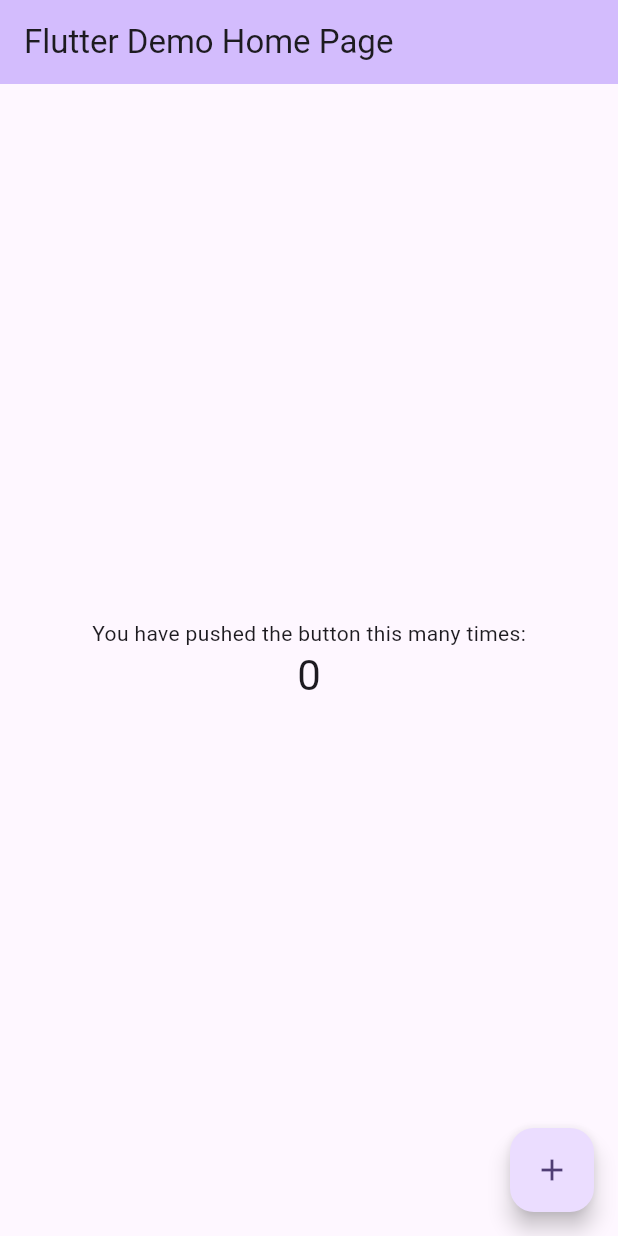
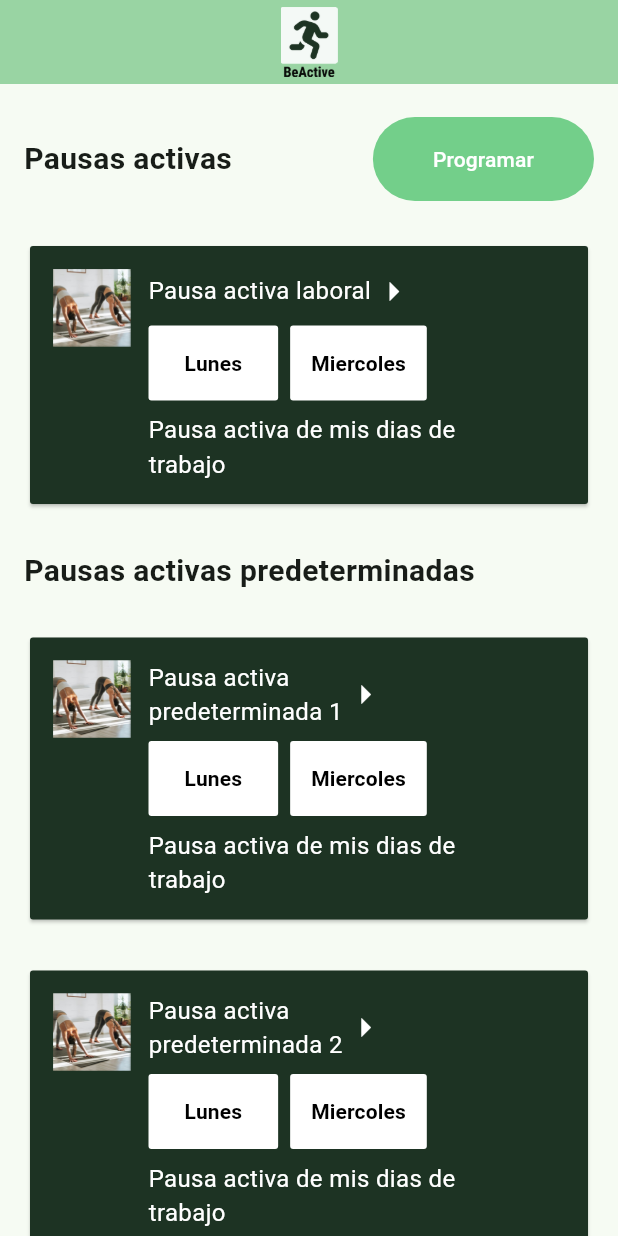
Before and after one commit to JuanDaCalderon/be_active_mobile, a Flutter app: the screen it shows after launch, on a phone screen of 412 x 824 dp. Run offline on Flutter 3.47's test engine with Material 3 defaults, Android fonts, the phone set to English and light mode, and no system bars.

Commit message:
Flutter app v01

```diff
--- a/lib/main.dart
+++ b/lib/main.dart
@@ -1,3 +1,7 @@
+import 'package:be_active_mobile/screens/crear_pausa.dart';
+import 'package:be_active_mobile/screens/home.dart';
+import 'package:be_active_mobile/screens/programar_pausa_1.dart';
+import 'package:be_active_mobile/screens/programar_pausa_predeterminada.dart';
 import 'package:flutter/material.dart';
 
 void main() {
@@ -11,115 +15,18 @@
   @override
   Widget build(BuildContext context) {
     return MaterialApp(
-      title: 'Flutter Demo',
+      debugShowCheckedModeBanner: false,
+      title: 'BeActive',
       theme: ThemeData(
-        // This is the theme of your application.
-        //
-        // TRY THIS: Try running your application with "flutter run". You'll see
-        // the application has a purple toolbar. Then, without quitting the app,
-        // try changing the seedColor in the colorScheme below to Colors.green
-        // and then invoke "hot reload" (save your changes or press the "hot
-        // reload" button in a Flutter-supported IDE, or press "r" if you used
-        // the command line to start the app).
-        //
-        // Notice that the counter didn't reset back to zero; the application
-        // state is not lost during the reload. To reset the state, use hot
-        // restart instead.
-        //
-        // This works for code too, not just values: Most code changes can be
-        // tested with just a hot reload.
-        colorScheme: ColorScheme.fromSeed(seedColor: Colors.deepPurple),
+        colorScheme: ColorScheme.fromSeed(seedColor: const Color(0XFF73CF8A)),
         useMaterial3: true,
       ),
-      home: const MyHomePage(title: 'Flutter Demo Home Page'),
+      routes: {
+        '/': (context) => const HomeScreen(),
+        '/programar1': (context) => const ProgramarPausa1(),
+        '/programar_predeterminada': (context) => const ProgramarPausaPredeterminada(),
+        '/crear_pausa': (context) => const CrearPausa(),
+      },
     );
   }
 }
-
-class MyHomePage extends StatefulWidget {
-  const MyHomePage({super.key, required this.title});
-
-  // This widget is the home page of your application. It is stateful, meaning
-  // that it has a State object (defined below) that contains fields that affect
-  // how it looks.
-
-  // This class is the configuration for the state. It holds the values (in this
-  // case the title) provided by the parent (in this case the App widget) and
-  // used by the build method of the State. Fields in a Widget subclass are
-  // always marked "final".
-
-  final String title;
-
-  @override
-  State<MyHomePage> createState() => _MyHomePageState();
-}
-
-class _MyHomePageState extends State<MyHomePage> {
-  int _counter = 0;
-
-  void _incrementCounter() {
-    setState(() {
-      // This call to setState tells the Flutter framework that something has
-      // changed in this State, which causes it to rerun the build method below
-      // so that the display can reflect the updated values. If we changed
-      // _counter without calling setState(), then the build method would not be
-      // called again, and so nothing would appear to happen.
-      _counter++;
-    });
-  }
-
-  @override
-  Widget build(BuildContext context) {
-    // This method is rerun every time setState is called, for instance as done
-    // by the _incrementCounter method above.
-    //
-    // The Flutter framework has been optimized to make rerunning build methods
-    // fast, so that you can just rebuild anything that needs updating rather
-    // than having to individually change instances of widgets.
-    return Scaffold(
-      appBar: AppBar(
-        // TRY THIS: Try changing the color here to a specific color (to
-        // Colors.amber, perhaps?) and trigger a hot reload to see the AppBar
-        // change color while the other colors stay the same.
-        backgroundColor: Theme.of(context).colorScheme.inversePrimary,
-        // Here we take the value from the MyHomePage object that was created by
-        // the App.build method, and use it to set our appbar title.
-        title: Text(widget.title),
-      ),
-      body: Center(
-        // Center is a layout widget. It takes a single child and positions it
-        // in the middle of the parent.
-        child: Column(
-          // Column is also a layout widget. It takes a list of children and
-          // arranges them vertically. By default, it sizes itself to fit its
-          // children horizontally, and tries to be as tall as its parent.
-          //
-          // Column has various properties to control how it sizes itself and
-          // how it positions its children. Here we use mainAxisAlignment to
-          // center the children vertically; the main axis here is the vertical
-          // axis because Columns are vertical (the cross axis would be
-          // horizontal).
-          //
-          // TRY THIS: Invoke "debug painting" (choose the "Toggle Debug Paint"
-          // action in the IDE, or press "p" in the console), to see the
-          // wireframe for each widget.
-          mainAxisAlignment: MainAxisAlignment.center,
-          children: <Widget>[
-            const Text(
-              'You have pushed the button this many times:',
-            ),
-            Text(
-              '$_counter',
-              style: Theme.of(context).textTheme.headlineMedium,
-            ),
-          ],
-        ),
-      ),
-      floatingActionButton: FloatingActionButton(
-        onPressed: _incrementCounter,
-        tooltip: 'Increment',
-        child: const Icon(Icons.add),
-      ), // This trailing comma makes auto-formatting nicer for build methods.
-    );
-  }
-}
--- /dev/null
+++ b/lib/screens/home.dart
@@ -0,0 +1,402 @@
+import 'package:be_active_mobile/screens/programar_pausa_1.dart';
+import 'package:flutter/material.dart';
+
+class HomeScreen extends StatelessWidget {
+  const HomeScreen({super.key});
+
+  @override
+  Widget build(BuildContext context) {
+    return Scaffold(
+      appBar: AppBar(
+          backgroundColor: Theme.of(context).colorScheme.inversePrimary,
+          centerTitle: true,
+          title: Column(
+            children: [
+              Image.asset('assets/images/logo_verde.png', scale: 5),
+            ],
+          )),
+      body: SingleChildScrollView(
+        child: Padding(
+          padding: const EdgeInsets.fromLTRB(16, 22, 16, 22),
+          child: Center(
+            child: Column(
+              children: <Widget>[
+                Row(
+                  children: [
+                    const Text(
+                      'Pausas activas',
+                      style:
+                          TextStyle(fontSize: 20, fontWeight: FontWeight.bold),
+                    ),
+                    const Spacer(),
+                    TextButton(
+                      style: TextButton.styleFrom(
+                          backgroundColor: const Color(0xFF73CF8A)),
+                      onPressed: () => {
+                        Navigator.push(
+                          context,
+                          MaterialPageRoute(
+                              builder: (context) => const ProgramarPausa1()),
+                        )
+                      },
+                      child: const Padding(
+                        padding: EdgeInsets.fromLTRB(28, 10, 28, 10),
+                        child: Text(
+                          'Programar',
+                          style: TextStyle(
+                              color: Colors.white,
+                              fontSize: 14,
+                              fontWeight: FontWeight.w500),
+                        ),
+                      ),
+                    )
+                  ],
+                ),
+                const SizedBox(height: 26),
+                SizedBox(
+                  width: double.infinity,
+                  child: Card(
+                    shape: const RoundedRectangleBorder(
+                      borderRadius: BorderRadius.all(
+                        Radius.circular(2.0),
+                      ),
+                    ),
+                    color: const Color(0xFF1D3323),
+                    child: InkWell(
+                      splashColor: const Color.fromARGB(50, 115, 207, 138),
+                      onTap: () {
+                        debugPrint('Card tapped.');
+                      },
+                      child: Padding(
+                        padding: const EdgeInsets.all(15),
+                        child: Row(
+                          crossAxisAlignment: CrossAxisAlignment.start,
+                          mainAxisAlignment: MainAxisAlignment.start,
+                          children: [
+                            Image.asset('assets/images/image.png', scale: 3),
+                            const SizedBox(width: 12),
+                            Column(
+                              crossAxisAlignment: CrossAxisAlignment.start,
+                              children: [
+                                const Row(
+                                  mainAxisAlignment:
+                                      MainAxisAlignment.spaceBetween,
+                                  children: [
+                                    Text(
+                                      'Pausa activa laboral',
+                                      style: TextStyle(
+                                          color: Colors.white, fontSize: 16),
+                                    ),
+                                    Icon(
+                                      Icons.arrow_right,
+                                      color: Colors.white,
+                                      size: 30,
+                                    )
+                                  ],
+                                ),
+                                const SizedBox(
+                                  height: 8,
+                                ),
+                                Row(
+                                  children: [
+                                    TextButton(
+                                      style: TextButton.styleFrom(
+                                          backgroundColor: Colors.white,
+                                          shape: const RoundedRectangleBorder(
+                                            borderRadius: BorderRadius.all(
+                                              Radius.circular(2.0),
+                                            ),
+                                          )),
+                                      onPressed: () => {},
+                                      child: const Padding(
+                                        padding:
+                                            EdgeInsets.fromLTRB(12, 7, 12, 7),
+                                        child: Text(
+                                          'Lunes',
+                                          style: TextStyle(
+                                              color: Colors.black,
+                                              fontSize: 14,
+                                              fontWeight: FontWeight.bold),
+                                        ),
+                                      ),
+                                    ),
+                                    const SizedBox(
+                                      width: 8,
+                                    ),
+                                    TextButton(
+                                      style: TextButton.styleFrom(
+                                          backgroundColor: Colors.white,
+                                          shape: const RoundedRectangleBorder(
+                                            borderRadius: BorderRadius.all(
+                                              Radius.circular(2.0),
+                                            ),
+                                          )),
+                                      onPressed: () => {},
+                                      child: const Padding(
+                                        padding:
+                                            EdgeInsets.fromLTRB(2, 7, 2, 7),
+                                        child: Text(
+                                          'Miercoles',
+                                          style: TextStyle(
+                                              color: Colors.black,
+                                              fontSize: 14,
+                                              fontWeight: FontWeight.bold),
+                                        ),
+                                      ),
+                                    ),
+                                  ],
+                                ),
+                                const SizedBox(
+                                  height: 8,
+                                ),
+                                const Text(
+                                  'Pausa activa de mis dias de \ntrabajo',
+                                  style: TextStyle(
+                                      color: Colors.white, fontSize: 16),
+                                ),
+                              ],
+                            )
+                          ],
+                        ),
+                      ),
+                    ),
+                  ),
+                ),
+                const SizedBox(height: 26),
+                const Row(
+                  children: [
+                    Text(
+                      'Pausas activas predeterminadas',
+                      style:
+                          TextStyle(fontSize: 20, fontWeight: FontWeight.bold),
+                    ),
+                  ],
+                ),
+                const SizedBox(height: 26),
+                SizedBox(
+                  width: double.infinity,
+                  child: Card(
+                    shape: const RoundedRectangleBorder(
+                      borderRadius: BorderRadius.all(
+                        Radius.circular(2.0),
+                      ),
+                    ),
+                    color: const Color(0xFF1D3323),
+                    child: InkWell(
+                      splashColor: const Color.fromARGB(50, 115, 207, 138),
+                      onTap: () {
+                        debugPrint('Card tapped.');
+                      },
+                      child: Padding(
+                        padding: const EdgeInsets.all(15),
+                        child: Row(
+                          crossAxisAlignment: CrossAxisAlignment.start,
+                          mainAxisAlignment: MainAxisAlignment.start,
+                          children: [
+                            Image.asset('assets/images/image.png', scale: 3),
+                            const SizedBox(width: 12),
+                            Column(
+                              crossAxisAlignment: CrossAxisAlignment.start,
+                              children: [
+                                const Row(
+                                  mainAxisAlignment:
+                                      MainAxisAlignment.spaceBetween,
+                                  children: [
+                                    Text(
+                                      'Pausa activa \npredeterminada 1',
+                                      style: TextStyle(
+                                          color: Colors.white, fontSize: 16),
+                                    ),
+                                    Icon(
+                                      Icons.arrow_right,
+                                      color: Colors.white,
+                                      size: 30,
+                                    )
+                                  ],
+                                ),
+                                const SizedBox(
+                                  height: 8,
+                                ),
+                                Row(
+                                  children: [
+                                    TextButton(
+                                      style: TextButton.styleFrom(
+                                          backgroundColor: Colors.white,
+                                          shape: const RoundedRectangleBorder(
+                                            borderRadius: BorderRadius.all(
+                                              Radius.circular(2.0),
+                                            ),
+                                          )),
+                                      onPressed: () => {},
+                                      child: const Padding(
+                                        padding:
+                                            EdgeInsets.fromLTRB(12, 7, 12, 7),
+                                        child: Text(
+                                          'Lunes',
+                                          style: TextStyle(
+                                              color: Colors.black,
+                                              fontSize: 14,
+                                              fontWeight: FontWeight.bold),
+                                        ),
+                                      ),
+                                    ),
+                                    const SizedBox(
+                                      width: 8,
+                                    ),
+                                    TextButton(
+                                      style: TextButton.styleFrom(
+                                          backgroundColor: Colors.white,
+                                          shape: const RoundedRectangleBorder(
+                                            borderRadius: BorderRadius.all(
+                                              Radius.circular(2.0),
+                                            ),
+                                          )),
+                                      onPressed: () => {},
+                                      child: const Padding(
+                                        padding:
+                                            EdgeInsets.fromLTRB(2, 7, 2, 7),
+                                        child: Text(
+                                          'Miercoles',
+                                          style: TextStyle(
+                                              color: Colors.black,
+                                              fontSize: 14,
+                                              fontWeight: FontWeight.bold),
+                                        ),
+                                      ),
+                                    ),
+                                  ],
+                                ),
+                                const SizedBox(
+                                  height: 8,
+                                ),
+                                const Text(
+                                  'Pausa activa de mis dias de \ntrabajo',
+                                  style: TextStyle(
+                                      color: Colors.white, fontSize: 16),
+                                ),
+                              ],
+                            )
+                          ],
+                        ),
+                      ),
+                    ),
+                  ),
+                ),
+                const SizedBox(height: 26),
+                SizedBox(
+                  width: double.infinity,
+                  child: Card(
+                    shape: const RoundedRectangleBorder(
+                      borderRadius: BorderRadius.all(
+                        Radius.circular(2.0),
+                      ),
+                    ),
+                    color: const Color(0xFF1D3323),
+                    child: InkWell(
+                      splashColor: const Color.fromARGB(50, 115, 207, 138),
+                      onTap: () {
+                        debugPrint('Card tapped.');
+                      },
+                      child: Padding(
+                        padding: const EdgeInsets.all(15),
+                        child: Row(
+                          crossAxisAlignment: CrossAxisAlignment.start,
+                          mainAxisAlignment: MainAxisAlignment.start,
+                          children: [
+                            Image.asset('assets/images/image.png', scale: 3),
+                            const SizedBox(width: 12),
+                            Column(
+                              crossAxisAlignment: CrossAxisAlignment.start,
+                              children: [
+                                const Row(
+                                  mainAxisAlignment:
+                                      MainAxisAlignment.spaceBetween,
+                                  children: [
+                                    Text(
+                                      'Pausa activa \npredeterminada 2',
+                                      style: TextStyle(
+                                          color: Colors.white, fontSize: 16),
+                                    ),
+                                    Icon(
+                                      Icons.arrow_right,
+                                      color: Colors.white,
+                                      size: 30,
+                                    )
+                                  ],
+                                ),
+                                const SizedBox(
+                                  height: 8,
+                                ),
+                                Row(
+                                  children: [
+                                    TextButton(
+                                      style: TextButton.styleFrom(
+                                          backgroundColor: Colors.white,
+                                          shape: const RoundedRectangleBorder(
+                                            borderRadius: BorderRadius.all(
+                                              Radius.circular(2.0),
+                                            ),
+                                          )),
+                                      onPressed: () => {},
+                                      child: const Padding(
+                                        padding:
+                                            EdgeInsets.fromLTRB(12, 7, 12, 7),
+                                        child: Text(
+                                          'Lunes',
+                                          style: TextStyle(
+                                              color: Colors.black,
+                                              fontSize: 14,
+                                              fontWeight: FontWeight.bold),
+                                        ),
+                                      ),
+                                    ),
+                                    const SizedBox(
+                                      width: 8,
+                                    ),
+                                    TextButton(
+                                      style: TextButton.styleFrom(
+                                          backgroundColor: Colors.white,
+                                          shape: const RoundedRectangleBorder(
+                                            borderRadius: BorderRadius.all(
+                                              Radius.circular(2.0),
+                                            ),
+                                          )),
+                                      onPressed: () => {},
+                                      child: const Padding(
+                                        padding:
+                                            EdgeInsets.fromLTRB(2, 7, 2, 7),
+                                        child: Text(
+                                          'Miercoles',
+                                          style: TextStyle(
+                                              color: Colors.black,
+                                              fontSize: 14,
+                                              fontWeight: FontWeight.bold),
+                                        ),
+                                      ),
+                                    ),
+                                  ],
+                                ),
+                                const SizedBox(
+                                  height: 8,
+                                ),
+                                const Text(
+                                  'Pausa activa de mis dias de \ntrabajo',
+                                  style: TextStyle(
+                                      color: Colors.white, fontSize: 16),
+                                ),
+                              ],
+                            )
+                          ],
+                        ),
+                      ),
+                    ),
+                  ),
+                ),
+              ],
+            ),
+          ),
+        ),
+      ),
+    );
+  }
+}
--- a/pubspec.yaml
+++ b/pubspec.yaml
@@ -35,6 +35,7 @@ dependencies:
   # The following adds the Cupertino Icons font to your application.
   # Use with the CupertinoIcons class for iOS style icons.
   cupertino_icons: ^1.0.6
+  go_router: ^13.2.0
 
 dev_dependencies:
   flutter_test:
@@ -57,6 +58,9 @@ flutter:
   # included with your application, so that you can use the icons in
   # the material Icons class.
   uses-material-design: true
+
+  assets:
+    - assets/images/
 
   # To add assets to your application, add an assets section, like this:
   # assets:
```
Also changed, not shown: lib/screens/programar_pausa_predeterminada.dart (added, +155 -0 lines), lib/widgets/appbar.dart (added, +27 -0 lines), assets/images/image.png (added), assets/images/logo_verde.png (added), pubspec.lock.
